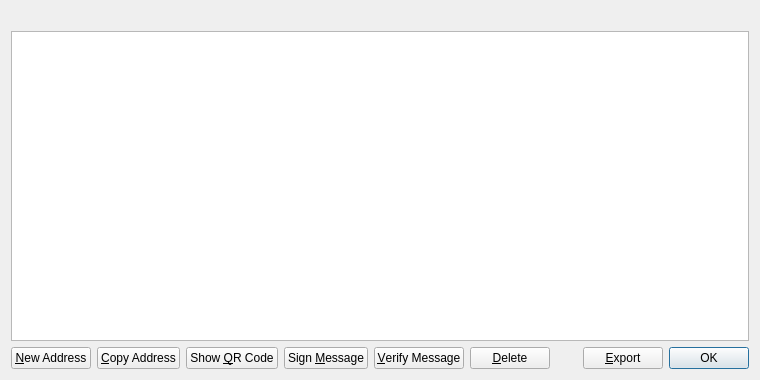
Old version of the form src/qt/forms/addressbookpage.ui in the repository gwa2100/AdamantLegionCoin.
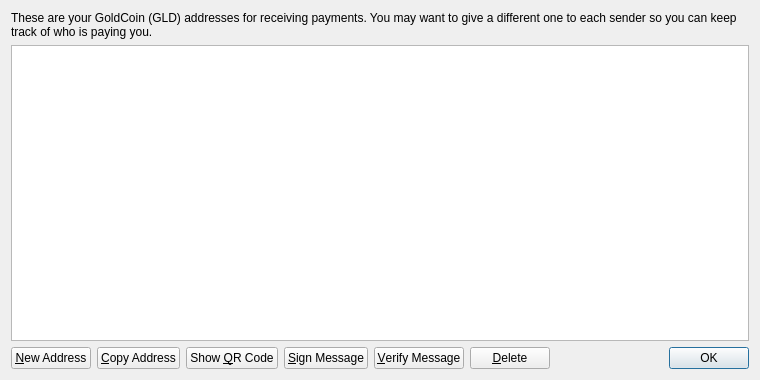
New version of the form. Icons and pictures are not drawn.

Patch:
```diff
--- a/src/qt/forms/addressbookpage.ui
+++ b/src/qt/forms/addressbookpage.ui
@@ -16,6 +16,9 @@
   <layout class="QVBoxLayout" name="verticalLayout">
    <item>
     <widget class="QLabel" name="labelExplanation">
+     <property name="text">
+      <string>These are your GoldCoin (GLD) addresses for receiving payments. You may want to give a different one to each sender so you can keep track of who is paying you.</string>
+     </property>
      <property name="textFormat">
       <enum>Qt::PlainText</enum>
      </property>
@@ -99,7 +102,7 @@
         <string>Sign a message to prove you own a Adamantlegioncoin address</string>
        </property>
        <property name="text">
-        <string>Sign &amp;Message</string>
+        <string>&amp;Sign Message</string>
        </property>
        <property name="icon">
         <iconset resource="../bitcoin.qrc">
@@ -148,20 +151,6 @@
        </property>
       </spacer>
      </item>
-     <item>
-      <widget class="QPushButton" name="exportButton">
-       <property name="toolTip">
-        <string>Export the data in the current tab to a file</string>
-       </property>
-       <property name="text">
-        <string>&amp;Export</string>
-       </property>
-       <property name="icon">
-        <iconset resource="../bitcoin.qrc">
-         <normaloff>:/icons/export</normaloff>:/icons/export</iconset>
-       </property>
-      </widget>
-     </item>
      <item>
       <widget class="QDialogButtonBox" name="buttonBox">
        <property name="sizePolicy">
```
Left out of the diff: 12 changed lines with no effect on the pictures.
